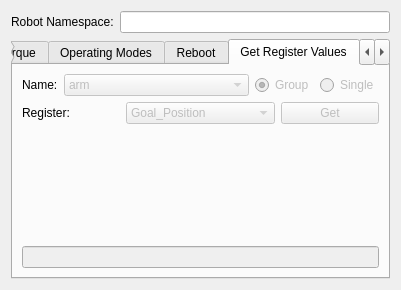
This is interbotix_xs_toolbox/interbotix_xs_rviz/src/ui/interbotix_control_panel.ui in Interbotix/interbotix_ros_toolboxes as Qt 5 draws it before an edit. The edited form follows.
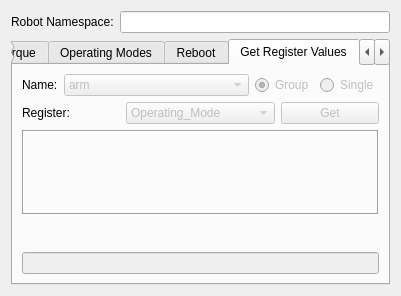
This is the edited form. The open tabs and pages were chosen to show the change.

```diff
--- a/interbotix_xs_toolbox/interbotix_xs_rviz/src/ui/interbotix_control_panel.ui
+++ b/interbotix_xs_toolbox/interbotix_xs_rviz/src/ui/interbotix_control_panel.ui
@@ -7,9 +7,21 @@
     <x>0</x>
     <y>0</y>
     <width>401</width>
-    <height>290</height>
+    <height>296</height>
    </rect>
   </property>
+  <property name="sizePolicy">
+   <sizepolicy hsizetype="Preferred" vsizetype="Preferred">
+    <horstretch>0</horstretch>
+    <verstretch>0</verstretch>
+   </sizepolicy>
+  </property>
+  <property name="maximumSize">
+   <size>
+    <width>16777215</width>
+    <height>400</height>
+   </size>
+  </property>
   <property name="windowTitle">
    <string>Form</string>
   </property>
@@ -815,6 +827,21 @@
                <property name="enabled">
                 <bool>false</bool>
                </property>
+               <item>
+                <property name="text">
+                 <string>Operating_Mode</string>
+                </property>
+               </item>
+               <item>
+                <property name="text">
+                 <string>Profile_Velocity</string>
+                </property>
+               </item>
+               <item>
+                <property name="text">
+                 <string>Profile_Acceleration</string>
+                </property>
+               </item>
                <item>
                 <property name="text">
                  <string>Goal_Position</string>
@@ -872,7 +899,7 @@
            <item>
             <widget class="QLabel" name="label_getregval_desc_">
              <property name="sizePolicy">
-              <sizepolicy hsizetype="Minimum" vsizetype="Preferred">
+              <sizepolicy hsizetype="Preferred" vsizetype="Minimum">
                <horstretch>0</horstretch>
                <verstretch>0</verstretch>
               </sizepolicy>
@@ -883,11 +910,23 @@
                <height>85</height>
               </size>
              </property>
+             <property name="maximumSize">
+              <size>
+               <width>16777215</width>
+               <height>16777215</height>
+              </size>
+             </property>
              <property name="font">
               <font>
                <pointsize>9</pointsize>
               </font>
              </property>
+             <property name="frameShape">
+              <enum>QFrame::Box</enum>
+             </property>
+             <property name="frameShadow">
+              <enum>QFrame::Sunken</enum>
+             </property>
              <property name="text">
               <string/>
              </property>
@@ -899,6 +938,19 @@
              </property>
             </widget>
            </item>
+           <item>
+            <spacer name="verticalSpacer">
+             <property name="orientation">
+              <enum>Qt::Vertical</enum>
+             </property>
+             <property name="sizeHint" stdset="0">
+              <size>
+               <width>20</width>
+               <height>40</height>
+              </size>
+             </property>
+            </spacer>
+           </item>
            <item>
             <layout class="QHBoxLayout" name="layout_getregval_val_">
              <item>
```
